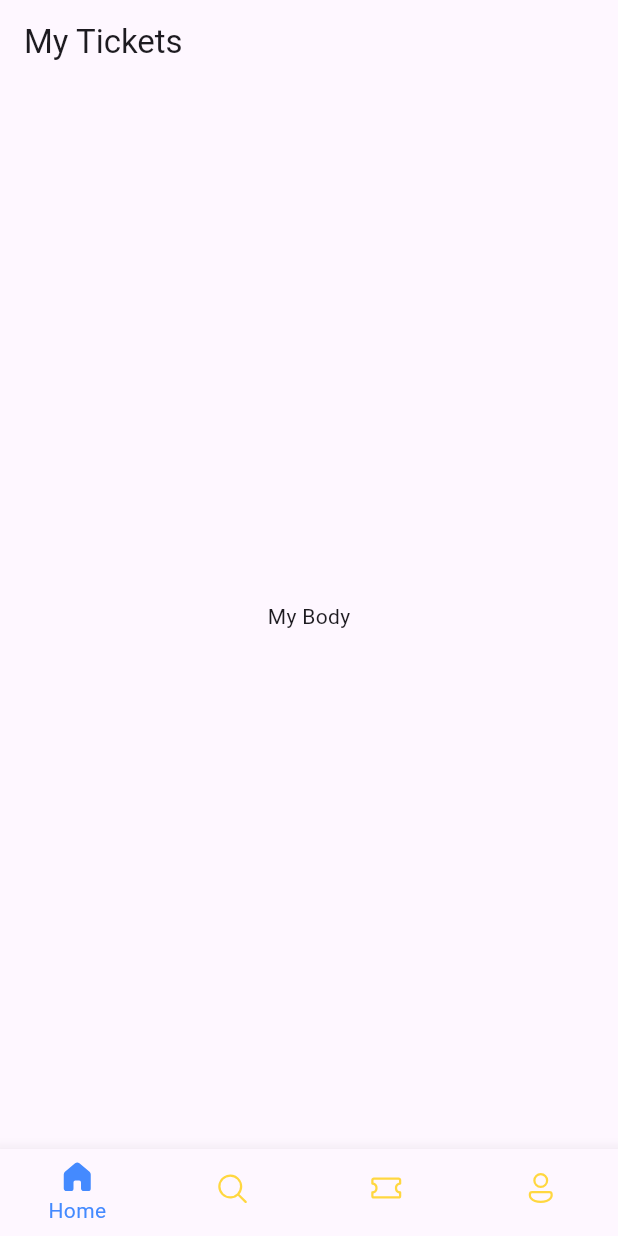
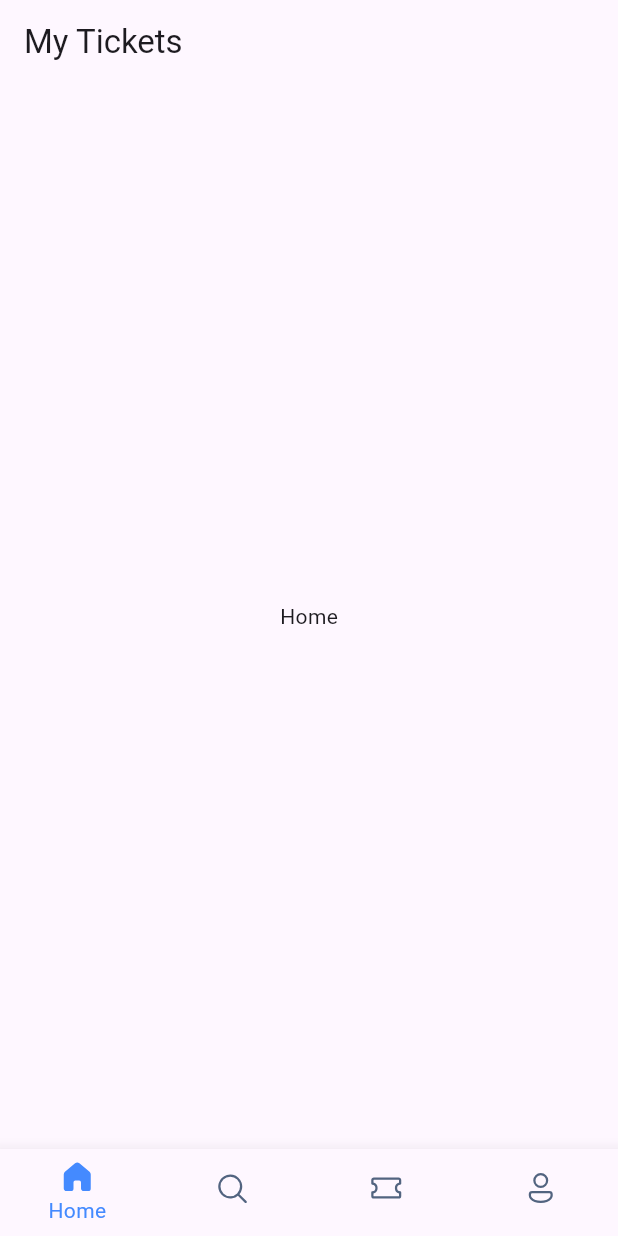
Before and after one commit to Tosin8/flight_booking, a Flutter app: the screen it shows after launch, on a phone screen of 412 x 824 dp. Run offline on Flutter 3.47's test engine with Material 2 defaults, Android fonts, the phone set to English and light mode, and no system bars; our stand-ins replace fluentui_icons.

Commit message:
Update bottom_nav.dart

```diff
--- a/lib/widgets/bottom_nav.dart
+++ b/lib/widgets/bottom_nav.dart
@@ -9,21 +9,27 @@ class BottomBar extends StatefulWidget {
 }
 
 class _BottomBarState extends State<BottomBar> {
+  static final List<Widget> _widgetOptions = <Widget>[
+    const Text('Home'),
+    const Text('Search'),
+    const Text('Tickets'),
+    const Text('Profile'),
+  ];
   @override
   Widget build(BuildContext context) {
     return Scaffold(
       appBar: AppBar(
         title: const Text('My Tickets'),
       ),
-      body: const Center(
-        child: Text('My Body'),
+      body: Center(
+        child: _widgetOptions[0],
       ),
       bottomNavigationBar: BottomNavigationBar(
           elevation: 10,
           // showSelectedLabels: false,
           showUnselectedLabels: false,
           selectedItemColor: Colors.blueAccent,
-          unselectedItemColor: Colors.amberAccent,
+          unselectedItemColor: Color(0xff526480),
           type: BottomNavigationBarType
               .fixed, // to make the navigation bar to show at more than three items.
           items: const [
```
